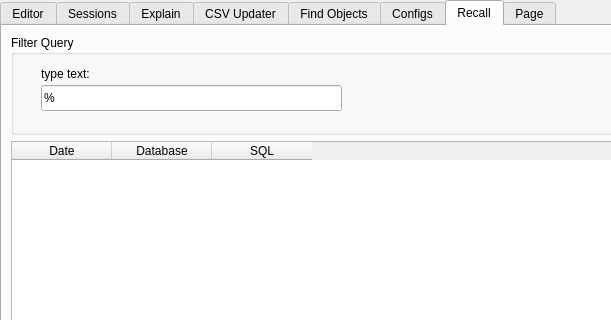
Above: ui/d_editor.ui from hugojunior-e/algarsql before the change; both pictures show x 0 to 611 and y 0 to 320 of the 769 by 594 pixel window. Below: the same form after it.
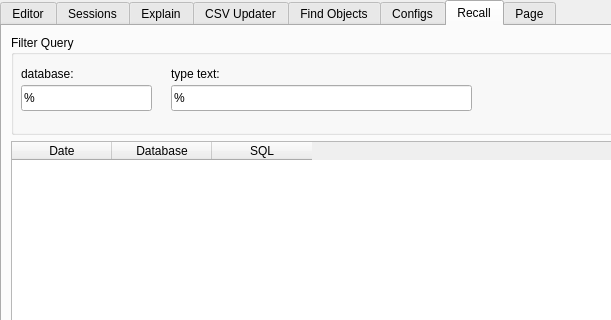
That is the form after the change. The open tabs and pages were chosen to show the change.

The edit to the form file:
```diff
--- a/ui/d_editor.ui
+++ b/ui/d_editor.ui
@@ -835,7 +835,7 @@
          <widget class="QLabel" name="label_4">
           <property name="geometry">
            <rect>
-            <x>30</x>
+            <x>160</x>
             <y>30</y>
             <width>81</width>
             <height>18</height>
@@ -848,7 +848,7 @@
          <widget class="QLineEdit" name="edt_recall">
           <property name="geometry">
            <rect>
-            <x>30</x>
+            <x>160</x>
             <y>50</y>
             <width>301</width>
             <height>26</height>
@@ -858,6 +858,32 @@
            <string>%</string>
           </property>
          </widget>
+         <widget class="QLabel" name="label_6">
+          <property name="geometry">
+           <rect>
+            <x>10</x>
+            <y>30</y>
+            <width>81</width>
+            <height>18</height>
+           </rect>
+          </property>
+          <property name="text">
+           <string>database:</string>
+          </property>
+         </widget>
+         <widget class="QLineEdit" name="edt_recall_database">
+          <property name="geometry">
+           <rect>
+            <x>10</x>
+            <y>50</y>
+            <width>131</width>
+            <height>26</height>
+           </rect>
+          </property>
+          <property name="text">
+           <string>%</string>
+          </property>
+         </widget>
         </widget>
        </item>
        <item>
```
Left out of the diff: 2 changed lines with no effect on the pictures.
